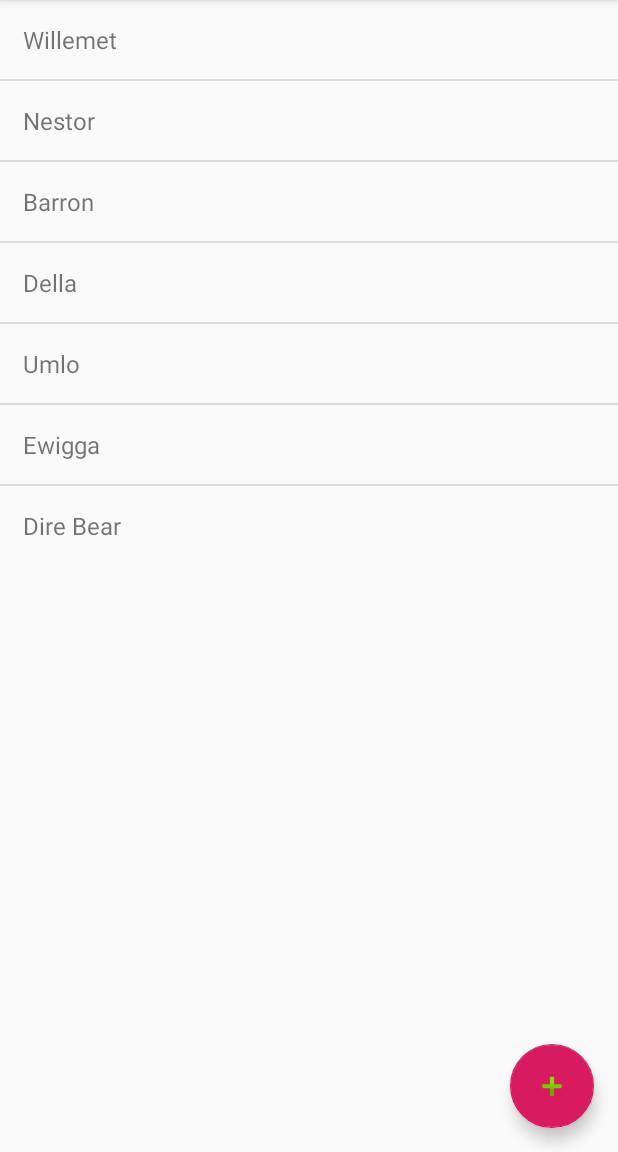
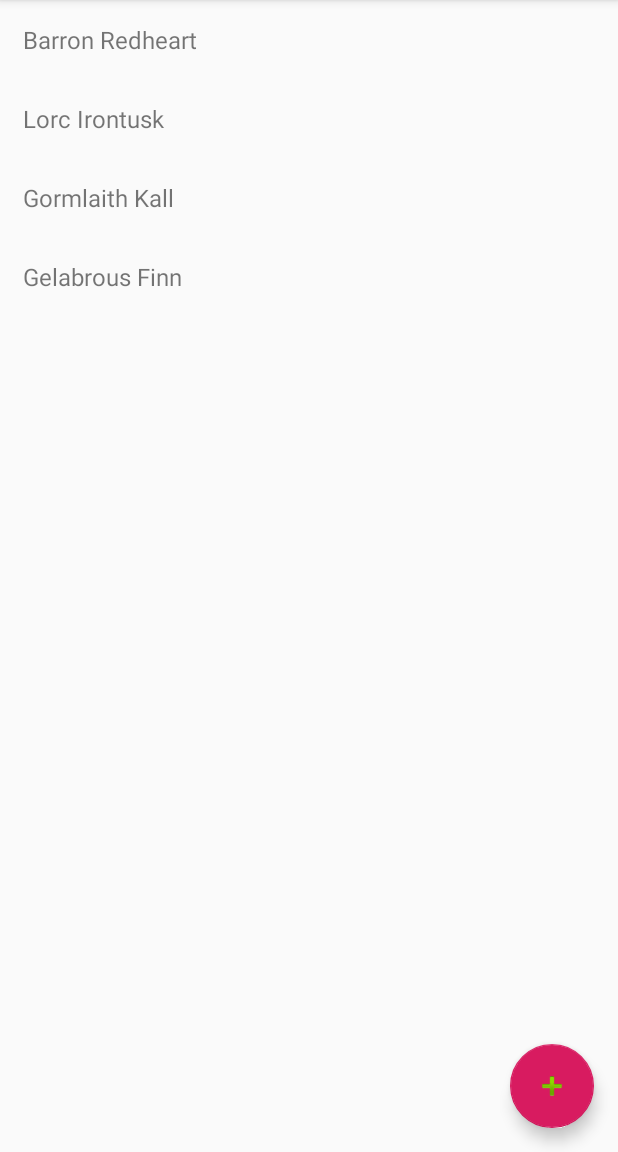
Before and after one commit to tuxagon/android-initiative-tracker, an Android app: the screen it shows after launch (MainActivity), on a phone screen of 412 x 824 dp, the part 84-1236 px from its top. Run offline under Robolectric (Android 15) with nearby library versions, the phone set to English and light mode, and no system bars; our stand-ins replace Room's generated code.

Commit message:
Configure Room database with recycler view

```diff
--- a/app/build.gradle
+++ b/app/build.gradle
@@ -3,6 +3,8 @@ apply plugin: 'com.android.application'
 apply plugin: 'kotlin-android'
 
 apply plugin: 'kotlin-android-extensions'
+
+apply plugin: 'kotlin-kapt'
 
 android {
     compileSdkVersion 28
@@ -36,6 +38,7 @@ dependencies {
     def room_version = "2.1.0-alpha02"
     implementation "androidx.room:room-runtime:$room_version"
     annotationProcessor "androidx.room:room-compiler:$room_version"
+    kapt "androidx.room:room-compiler:$room_version"
     implementation "androidx.room:room-rxjava2:$room_version"
     testImplementation "androidx.room:room-testing:$room_version"
 }
--- a/app/src/main/AndroidManifest.xml
+++ b/app/src/main/AndroidManifest.xml
@@ -3,12 +3,12 @@
     package="com.wobblycobbler.initiativetracker" >
 
     <application
-        android:allowBackup="true"
-        android:icon="@mipmap/ic_launcher"
-        android:label="@string/app_name"
-        android:roundIcon="@mipmap/ic_launcher_round"
-        android:supportsRtl="true"
-        android:theme="@style/AppTheme" >
+            android:allowBackup="true"
+            android:icon="@mipmap/ic_launcher"
+            android:label="@string/app_name"
+            android:roundIcon="@mipmap/ic_launcher_round"
+            android:supportsRtl="true"
+            android:theme="@style/AppTheme" android:fullBackupContent="@xml/backup_descriptor">
         <activity
             android:name=".MainActivity"
             android:label="@string/app_name"
--- /dev/null
+++ b/app/src/main/java/com/wobblycobbler/initiativetracker/CharacterRecyclerAdapter.kt
@@ -0,0 +1,42 @@
+package com.wobblycobbler.initiativetracker
+
+import android.util.Log
+import android.view.View
+import android.view.ViewGroup
+import androidx.recyclerview.widget.RecyclerView
+import com.wobblycobbler.initiativetracker.db.entities.Character
+import kotlinx.android.synthetic.main.character_list_item.view.*
+
+class CharacterRecyclerAdapter(private val characters: ArrayList<Character>) :
+    RecyclerView.Adapter<CharacterRecyclerAdapter.CharacterHolder>() {
+
+    override fun onCreateViewHolder(parent: ViewGroup, viewType: Int): CharacterRecyclerAdapter.CharacterHolder {
+        val inflatedView = parent.inflate(R.layout.character_list_item, false)
+        return CharacterHolder(inflatedView)
+    }
+
+    override fun onBindViewHolder(holder: CharacterRecyclerAdapter.CharacterHolder, position: Int) {
+        val itemCharacter = characters[position]
+        holder.bindCharacter(itemCharacter)
+    }
+
+    override fun getItemCount() = characters.size
+
+    class CharacterHolder(v: View) : RecyclerView.ViewHolder(v), View.OnClickListener {
+        private var view: View = v
+        private var character: Character? = null
+
+        init {
+            v.setOnClickListener(this)
+        }
+
+        override fun onClick(v: View) {
+            Log.d("CharacterRecyclerView", "CLICK!")
+        }
+
+        fun bindCharacter(character: Character) {
+            this.character = character
+            view.characterName.text = character.name
+        }
+    }
+}
--- /dev/null
+++ b/app/src/main/java/com/wobblycobbler/initiativetracker/Extensions.kt
@@ -0,0 +1,10 @@
+package com.wobblycobbler.initiativetracker
+
+import android.view.LayoutInflater
+import android.view.View
+import android.view.ViewGroup
+import androidx.annotation.LayoutRes
+
+fun ViewGroup.inflate(@LayoutRes layoutRes: Int, attachToRoot: Boolean = false): View {
+    return LayoutInflater.from(context).inflate(layoutRes, this, attachToRoot)
+}
--- a/app/src/main/java/com/wobblycobbler/initiativetracker/MainActivity.kt
+++ b/app/src/main/java/com/wobblycobbler/initiativetracker/MainActivity.kt
@@ -1,21 +1,22 @@
 package com.wobblycobbler.initiativetracker
 
-import android.graphics.Color
 import android.os.Bundle
 import com.google.android.material.snackbar.Snackbar
-import androidx.appcompat.app.AppCompatActivity;
-import android.widget.ListView
+import androidx.appcompat.app.AppCompatActivity
 import android.view.Menu
 import android.view.MenuItem
-import android.widget.ArrayAdapter
-import android.widget.TextView
-
+import androidx.recyclerview.widget.LinearLayoutManager
+import androidx.recyclerview.widget.RecyclerView
+import com.wobblycobbler.initiativetracker.db.AppDatabase
+import com.wobblycobbler.initiativetracker.db.entities.Character
 import kotlinx.android.synthetic.main.activity_main.*
 import kotlinx.android.synthetic.main.content_main.*
 
 class MainActivity : AppCompatActivity() {
 
-    private lateinit var listView: ListView
+    private lateinit var recyclerAdapter: CharacterRecyclerAdapter
+    private lateinit var viewManager: RecyclerView.LayoutManager
+    private lateinit var linearLayoutManager: LinearLayoutManager
 
     override fun onCreate(savedInstanceState: Bundle?) {
         super.onCreate(savedInstanceState)
@@ -27,16 +28,12 @@ class MainActivity : AppCompatActivity() {
                     .setAction("Action", null).show()
         }
 
-        listView = findViewById<ListView>(R.id.character_list_view)
-        val characterList = listOf("Willemet", "Nestor", "Barron", "Della", "Umlo", "Ewigga", "Dire Bear")
-        val listItems = arrayOfNulls<String>(characterList.size)
-        for (i in 0 until characterList.size) {
-            val character = characterList[i]
-            listItems[i] = character
-        }
-        val adapter = ArrayAdapter(this, R.layout.character_list_item, listItems)
-        listView.adapter = adapter
+        val db = AppDatabase.getDatabase(application).prepopulate()
 
+        linearLayoutManager = LinearLayoutManager(this)
+        characterRecyclerView.layoutManager = linearLayoutManager
+        recyclerAdapter = CharacterRecyclerAdapter(ArrayList(db.characterDao().getAll()))
+        characterRecyclerView.adapter = recyclerAdapter
     }
 
     override fun onCreateOptionsMenu(menu: Menu): Boolean {
--- /dev/null
+++ b/app/src/main/java/com/wobblycobbler/initiativetracker/db/AppDatabase.kt
@@ -0,0 +1,37 @@
+package com.wobblycobbler.initiativetracker.db
+
+import android.content.Context
+import androidx.room.Database
+import androidx.room.Room
+import androidx.room.RoomDatabase
+import com.wobblycobbler.initiativetracker.db.daos.CharacterDao
+import com.wobblycobbler.initiativetracker.db.entities.Character
+
+@Database(version = 1, entities = [Character::class], exportSchema = false)
+abstract class AppDatabase : RoomDatabase() {
+    fun prepopulate(): AppDatabase {
+        this.characterDao().insertAll(
+            Character(name = "Barron Redheart"),
+            Character(name = "Lorc Irontusk"),
+            Character(name = "Gormlaith Kall"),
+            Character(name = "Gelabrous Finn")
+        )
+        return this
+    }
+
+    abstract fun characterDao(): CharacterDao
+
+    companion object {
+        private var instance: AppDatabase? = null
+
+        fun getDatabase(context: Context): AppDatabase {
+            if (instance == null) {
+                instance = Room.inMemoryDatabaseBuilder(
+                    context.applicationContext,
+                    AppDatabase::class.java
+                ).allowMainThreadQueries().build()
+            }
+            return instance!!
+        }
+    }
+}
--- /dev/null
+++ b/app/src/main/java/com/wobblycobbler/initiativetracker/db/daos/CharacterDao.kt
@@ -0,0 +1,20 @@
+package com.wobblycobbler.initiativetracker.db.daos
+
+import androidx.lifecycle.LiveData
+import androidx.room.*
+import com.wobblycobbler.initiativetracker.db.entities.Character
+
+@Dao
+interface CharacterDao {
+    @Query("SELECT * FROM characters")
+    fun getAll(): List<Character>
+
+    @Insert
+    fun insertAll(vararg characters: Character)
+
+    @Update
+    fun updateAll(vararg characters: Character)
+
+    @Delete
+    fun delete(characters: Character)
+}
--- /dev/null
+++ b/app/src/main/java/com/wobblycobbler/initiativetracker/db/entities/Character.kt
@@ -0,0 +1,16 @@
+package com.wobblycobbler.initiativetracker.db.entities
+
+import androidx.annotation.NonNull
+import androidx.room.ColumnInfo
+import androidx.room.Entity
+import androidx.room.PrimaryKey
+
+@Entity(tableName = "characters")
+data class Character constructor(
+    @PrimaryKey(autoGenerate = true)
+    var uid: Int = 0,
+
+    @ColumnInfo(name = "name")
+    @NonNull
+    var name: String
+)
--- a/app/src/main/res/layout/character_list_item.xml
+++ b/app/src/main/res/layout/character_list_item.xml
@@ -1,6 +1,7 @@
 <?xml version="1.0" encoding="utf-8"?>
 <TextView xmlns:android="http://schemas.android.com/apk/res/android"
+          android:id="@+id/characterName"
           android:layout_width="match_parent"
           android:layout_height="wrap_content"
-          android:textSize="16dp"
-          android:padding="15dp" />
+          android:textSize="16sp"
+          android:padding="15sp" />
--- a/app/src/main/res/layout/content_main.xml
+++ b/app/src/main/res/layout/content_main.xml
@@ -9,8 +9,10 @@
     tools:showIn="@layout/activity_main"
     tools:context=".MainActivity">
 
-    <ListView android:id="@+id/character_list_view"
-              android:layout_width="match_parent"
-              android:layout_height="wrap_content" />
+    <androidx.recyclerview.widget.RecyclerView
+            android:id="@+id/characterRecyclerView"
+            android:layout_width="match_parent"
+            android:layout_height="match_parent"
+            android:scrollbars="vertical" />
 
 </androidx.constraintlayout.widget.ConstraintLayout>
--- /dev/null
+++ b/app/src/main/res/xml/backup_descriptor.xml
@@ -0,0 +1,4 @@
+<?xml version="1.0" encoding="utf-8"?>
+<full-backup-content>
+    <!-- Exclude specific shared preferences that contain GCM registration Id -->
+</full-backup-content>
--- a/build.gradle
+++ b/build.gradle
@@ -1,7 +1,7 @@
 // Top-level build file where you can add configuration options common to all sub-projects/modules.
 
 buildscript {
-    ext.kotlin_version = '1.2.71'
+    ext.kotlin_version = '1.3.10'
     repositories {
         google()
         jcenter()
@@ -20,6 +20,10 @@ allprojects {
         google()
         jcenter()
     }
+
+    tasks.withType(JavaCompile){
+        options.compilerArgs << "-Xlint:deprecation"
+    }
 }
 
 task clean(type: Delete) {
```
